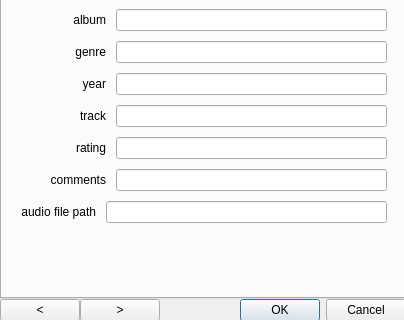
intelek2al/CPP-Uamp, file app/src/dialoginfo.ui: the form before one commit; both pictures show x 0 to 404 and y 180 to 500 of the 404 by 500 pixel window.
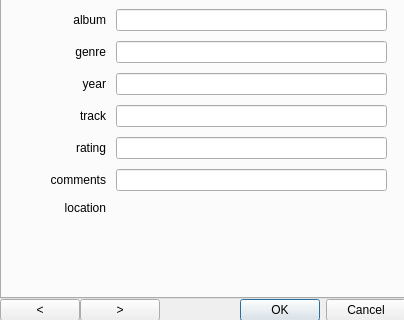
The form after the commit. Custom widgets are drawn as their Qt base class.

Diff of the .ui file:
```diff
--- a/app/src/dialoginfo.ui
+++ b/app/src/dialoginfo.ui
@@ -603,35 +603,53 @@
              <property name="bottomMargin">
               <number>2</number>
              </property>
+             <item>
+              <widget class="QLabel" name="line_path">
+               <property name="minimumSize">
+                <size>
+                 <width>80</width>
+                 <height>0</height>
+                </size>
+               </property>
+               <property name="maximumSize">
+                <size>
+                 <width>90</width>
+                 <height>16777215</height>
+                </size>
+               </property>
+               <property name="layoutDirection">
+                <enum>Qt::LeftToRight</enum>
+               </property>
+               <property name="text">
+                <string>location</string>
+               </property>
+               <property name="alignment">
+                <set>Qt::AlignRight|Qt::AlignTrailing|Qt::AlignVCenter</set>
+               </property>
+              </widget>
+             </item>
              <item>
               <widget class="QLabel" name="label_path">
                <property name="minimumSize">
                 <size>
-                 <width>80</width>
+                 <width>269</width>
                  <height>0</height>
                 </size>
                </property>
                <property name="maximumSize">
                 <size>
-                 <width>90</width>
+                 <width>269</width>
                  <height>16777215</height>
                 </size>
                </property>
-               <property name="layoutDirection">
-                <enum>Qt::LeftToRight</enum>
-               </property>
                <property name="text">
-                <string>audio file path</string>
+                <string/>
                </property>
-               <property name="alignment">
-                <set>Qt::AlignRight|Qt::AlignTrailing|Qt::AlignVCenter</set>
+               <property name="scaledContents">
+                <bool>true</bool>
                </property>
-              </widget>
-             </item>
-             <item>
-              <widget class="QLineEdit" name="line_path">
-               <property name="autoFillBackground">
-                <bool>false</bool>
+               <property name="wordWrap">
+                <bool>true</bool>
                </property>
               </widget>
              </item>
```
Left out of the diff: 4 changed lines with no effect on the pictures.
